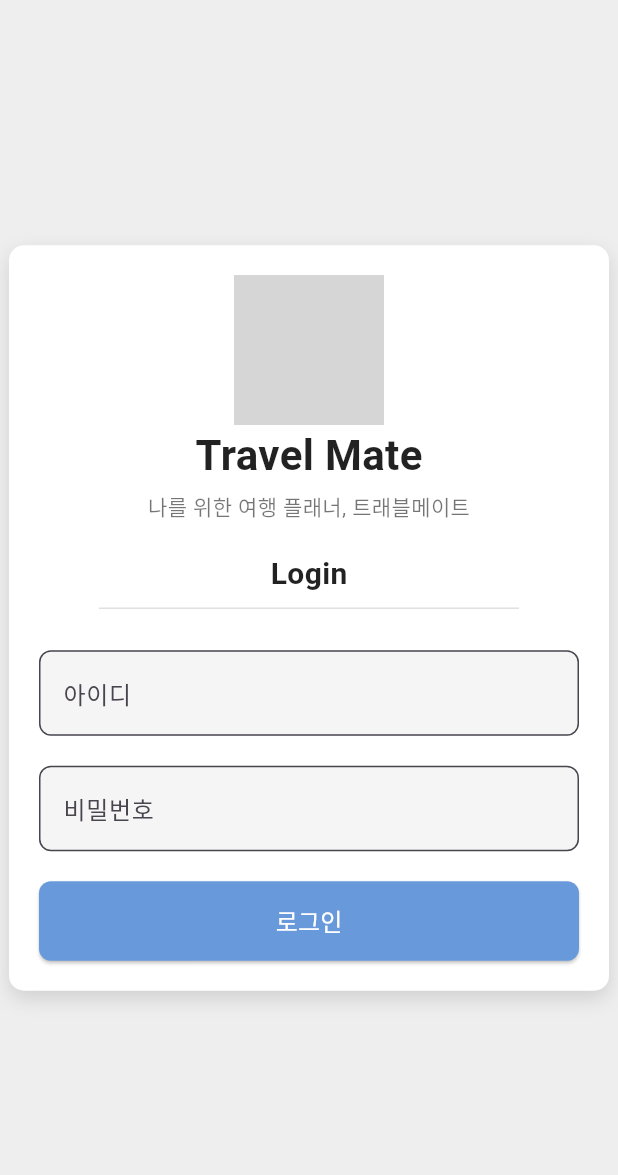
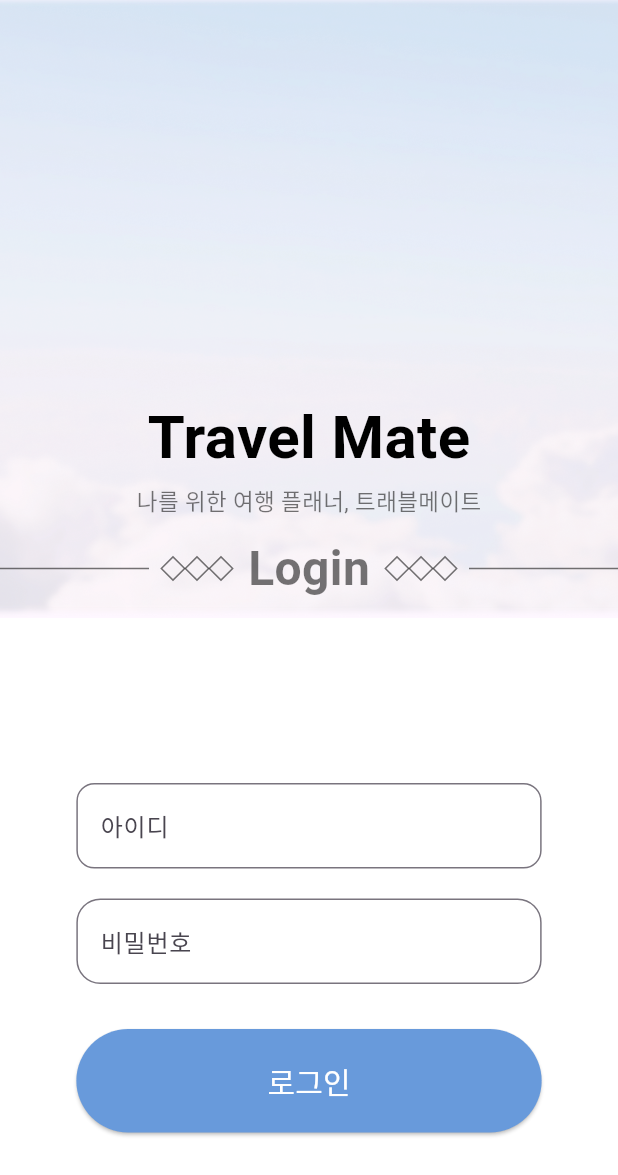
Before and after one commit to suwuim/HCIproject, a Flutter app: the LoginPage screen opened directly, on a phone screen of 412 x 824 dp. Shown: the top 1175 px of the screen. Run offline on Flutter 3.47's test engine with Material 3 defaults, Android fonts, the phone set to English and light mode, and no system bars; Roboto replaces fonts that are missing (Krub, Montserrat, MuseoModerno); statements that could not run were skipped; grey boxes are pictures that could not be loaded.

Commit message:
Add files via upload

```diff
--- a/lib/page/login_page.dart
+++ b/lib/page/login_page.dart
@@ -4,111 +4,179 @@
   @override
   Widget build(BuildContext context) {
     return Scaffold(
-      backgroundColor: Colors.grey[200],
-      body: Center(
-        child: SingleChildScrollView(
-          child: Container(
-            width: 400,
-            padding: EdgeInsets.all(20),
+      body: SingleChildScrollView(
+        child: Column(
+          children: [
+            // Top half with background image
+            Container(
+              width: double.infinity,
+              height: MediaQuery.of(context).size.height * 0.5, // Adjusted height
               decoration: BoxDecoration(
-              color: Colors.white,
-              borderRadius: BorderRadius.circular(10),
-              boxShadow: [
-                BoxShadow(
-                  color: Colors.black12,
-                  blurRadius: 10,
-                  offset: Offset(0, 5),
+                image: DecorationImage(
+                  image: AssetImage('assets/images/cloud.png'),
+                  fit: BoxFit.cover,
+                ),
+              ),
+              child: Column(
+                mainAxisAlignment: MainAxisAlignment.end, // Align elements at the bottom
+                children: [
+                  Padding(
+                    padding: const EdgeInsets.only(bottom: 10.0), // Adjust padding to move it lower
+                    child: Column(
+                      children: [
+                        Text(
+                          'Travel Mate',
+                          style: TextStyle(
+                            fontFamily: 'MuseoModerno',
+                            fontSize: 40,
+                            fontWeight: FontWeight.w600,
+                            color: Colors.black,
+                          ),
+                        ),
+                        SizedBox(height: 3),
+                        Text(
+                          '나를 위한 여행 플래너, 트래블메이트',
+                          style: TextStyle(
+                            fontFamily: 'Montserrat',
+                            fontSize: 15,
+                            color: Colors.black54,
+                          ),
                         ),
                       ],
                     ),
-            child: Column(
-              mainAxisSize: MainAxisSize.min,
+                  ),
+                  // Separator line with diamonds
+                  Padding(
+                    padding: const EdgeInsets.only(bottom: 10.0),
+                    child: Row(
+                      mainAxisAlignment: MainAxisAlignment.center,
                       children: [
-                // Header
-                Image.asset('assets/cloud.png', height: 100),
-                Text(
-                  'Travel Mate',
-                  style: TextStyle(
-                    fontSize: 28,
-                    fontWeight: FontWeight.bold,
-                    color: Colors.black87,
-                  ),
-                ),
-                SizedBox(height: 4),
-                Text(
-                  '나를 위한 여행 플래너, 트래블메이트',
-                  style: TextStyle(
-                    fontSize: 14,
+                        // Left line
+                        Expanded(
+                          child: Container(
+                            height: 1,
                             color: Colors.black54,
                           ),
                         ),
-                SizedBox(height: 20),
-
-                // Login Text
+                        SizedBox(width: 8),
+                        // Left set of outlined diamonds
+                        Row(
+                          children: List.generate(3, (index) {
+                            return Padding(
+                              padding: EdgeInsets.symmetric(horizontal: 2),
+                              child: Transform.rotate(
+                                angle: 0.785398, // 45 degrees in radians
+                                child: Container(
+                                  width: 12,
+                                  height: 12,
+                                  decoration: BoxDecoration(
+                                    border: Border.all(color: Colors.black54, width: 1),
+                                  ),
+                                ),
+                              ),
+                            );
+                          }),
+                        ),
+                        SizedBox(width: 10),
+                        // "Login" text
                         Text(
                           'Login',
                           style: TextStyle(
-                    fontSize: 20,
+                            fontFamily: 'Krub',
+                            fontSize: 32,
                             fontWeight: FontWeight.bold,
-                    color: Colors.black87,
+                            color: Colors.black54,
                           ),
                         ),
-                Divider(
-                  thickness: 1,
-                  color: Colors.grey[300],
-                  indent: 40,
-                  endIndent: 40,
+                        SizedBox(width: 10),
+                        // Right set of outlined diamonds
+                        Row(
+                          children: List.generate(3, (index) {
+                            return Padding(
+                              padding: EdgeInsets.symmetric(horizontal: 2),
+                              child: Transform.rotate(
+                                angle: 0.785398, // 45 degrees in radians
+                                child: Container(
+                                  width: 12,
+                                  height: 12,
+                                  decoration: BoxDecoration(
+                                    border: Border.all(color: Colors.black54, width: 1),
                                   ),
-                SizedBox(height: 20),
-
-                // ID Field
+                                ),
+                              ),
+                            );
+                          }),
+                        ),
+                        SizedBox(width: 8),
+                        // Right line
+                        Expanded(
+                          child: Container(
+                            height: 1,
+                            color: Colors.black54,
+                          ),
+                        ),
+                      ],
+                    ),
+                  ),
+                ],
+              ),
+            ),
+            // Bottom half with form
+            Container(
+              width: double.infinity,
+              color: Colors.white,
+              padding: EdgeInsets.symmetric(vertical: 80),
+              child: Center(
+                child: Container(
+                  width: MediaQuery.of(context).size.width > 500
+                      ? 400
+                      : MediaQuery.of(context).size.width * 0.85,
+                  padding: EdgeInsets.symmetric(horizontal: 20, vertical: 30),
+                  decoration: BoxDecoration(
+                    color: Colors.white.withOpacity(0.9),
+                    borderRadius: BorderRadius.circular(15),
+                  ),
+                  child: Column(
+                    children: [
                       TextField(
                         decoration: InputDecoration(
                           labelText: '아이디',
                           hintText: '아이디를 입력하세요.',
                           border: OutlineInputBorder(
-                      borderRadius: BorderRadius.circular(8),
+                            borderRadius: BorderRadius.circular(12),
                           ),
-                    filled: true,
-                    fillColor: Colors.grey[100],
                         ),
                       ),
                       SizedBox(height: 20),
-
-                // Password Field
                       TextField(
                         obscureText: true,
                         decoration: InputDecoration(
                           labelText: '비밀번호',
                           hintText: '비밀번호를 입력하세요.',
                           border: OutlineInputBorder(
-                      borderRadius: BorderRadius.circular(8),
-                    ),
-                    filled: true,
-                    fillColor: Colors.grey[100],
+                            borderRadius: BorderRadius.circular(16),
                           ),
                         ),
-                SizedBox(height: 20),
-
-                // Login Button
+                      ),
+                      SizedBox(height: 30),
                       SizedBox(
                         width: double.infinity,
                         child: ElevatedButton(
                           onPressed: () {
-                      // Handle login action here
+                            // Add your signup logic here
                           },
-                    style: ElevatedButton.styleFrom(
-                      backgroundColor: Color(0xFF689ADB),
-                      padding: EdgeInsets.symmetric(vertical: 15),
-                      shape: RoundedRectangleBorder(
-                        borderRadius: BorderRadius.circular(8),
-                      ),
-                    ),
                           child: Text(
                             '로그인',
                             style: TextStyle(
-                        fontSize: 16,
+                              fontSize: 20,
                               color: Colors.white,
+                            ),
+                          ),
+                          style: ElevatedButton.styleFrom(
+                            padding: EdgeInsets.symmetric(vertical: 20),
+                            backgroundColor: Color(0xFF689ADB),
+                            shape: RoundedRectangleBorder(
+                              borderRadius: BorderRadius.circular(50),
                             ),
                           ),
                         ),
@@ -118,6 +186,9 @@
                 ),
               ),
             ),
+          ],
+        ),
+      ),
     );
   }
 }
```
Lines whose indentation alone changed are shown as unchanged.
